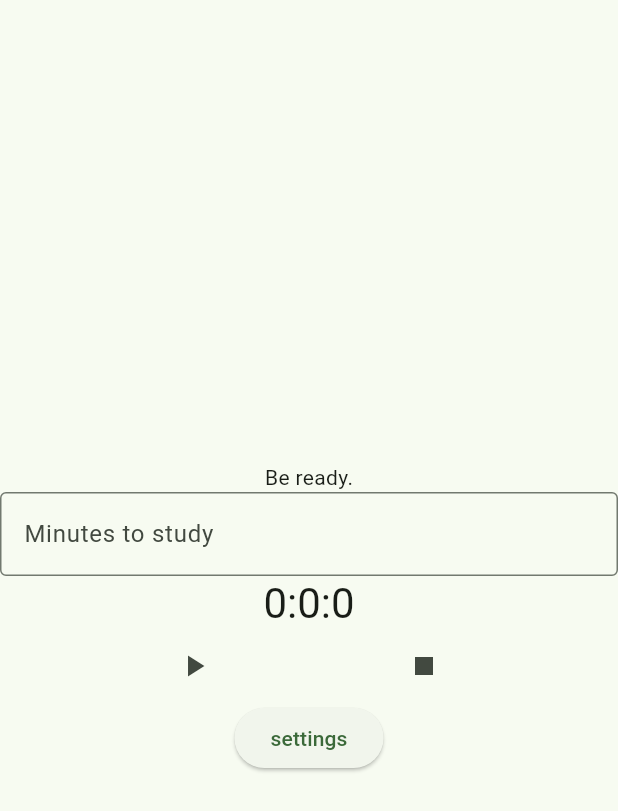
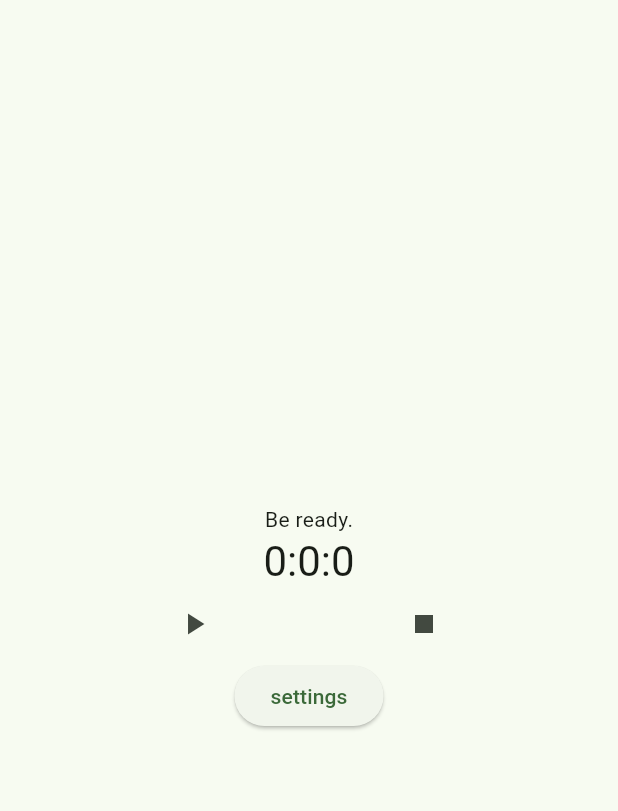
Before and after one commit to bbaransahin/hourglass, a Flutter app: the screen it shows after launch, after a tap on the "stop" icon, on a phone screen of 412 x 824 dp. Shown: the top 811 px of the screen. Run offline on Flutter 3.47's test engine with Material 3 defaults, Android fonts, the phone set to English and light mode, and no system bars; our stand-ins replace firebase_core; accounts and stored records are empty.

```diff
--- /dev/null
+++ b/hourglass/lib/globals.dart
@@ -0,0 +1,4 @@
+import 'package:flutter/material.dart';
+
+final studyTimeController = TextEditingController();
+final breakTimeController = TextEditingController();
--- a/hourglass/lib/main.dart
+++ b/hourglass/lib/main.dart
@@ -2,6 +2,7 @@ import 'package:flutter/material.dart';
 import 'dart:async';
 
 import 'settings_page.dart';
+import 'globals.dart';
 
 ///import 'package:firebase_core/firebase_core.dart';
 
@@ -16,12 +17,12 @@ class MyApp extends StatelessWidget {
   @override
   Widget build(BuildContext context) {
     return MaterialApp(
-      title: 'Flutter Demo',
+      title: 'hourglass',
       theme: ThemeData(
         colorScheme: ColorScheme.fromSeed(seedColor: Colors.green),
         useMaterial3: true,
       ),
-      home: const MyHomePage(title: 'Flutter Demo Home Page'),
+      home: const MyHomePage(title: 'Hourglass Home Page'),
     );
   }
 }
@@ -39,7 +40,6 @@ class _MyHomePageState extends State<MyHomePage> {
   int _hours = 0;
   int _minutes = 0;
   int _seconds = 0;
-  final minutesController = TextEditingController();
   Timer? matimer;
   bool isTicking = false;
   String status = "Be ready.";
@@ -47,11 +47,6 @@ class _MyHomePageState extends State<MyHomePage> {
 
   void settingsButtonPressed() {
     Navigator.push(context, MaterialPageRoute(builder: (context) => SettingsPage()),);
-  }
-
-  void dispose() {
-    minutesController.dispose();
-    super.dispose();
   }
 
   void _playButtonPressed() {
@@ -64,8 +59,8 @@ class _MyHomePageState extends State<MyHomePage> {
 
   void _resetTimer() {
     setState(() {
-        _hours = int.parse(minutesController.text)~/60;
-        _minutes = int.parse(minutesController.text)%60;
+        _hours = int.parse(studyTimeController.text)~/60;
+        _minutes = int.parse(studyTimeController.text)%60;
         _seconds = 0;
     });
     _stopTimer();
@@ -75,8 +70,8 @@ class _MyHomePageState extends State<MyHomePage> {
     if (!isTicking) {
         setState(() {
             if (_hours == 0 && _minutes == 0 && _seconds == 0) {
-                _hours = int.parse(minutesController.text)~/60;
-                _minutes = int.parse(minutesController.text)%60;
+                _hours = int.parse(studyTimeController.text)~/60;
+                _minutes = int.parse(studyTimeController.text)%60;
                 _seconds = 0;
             }
             status = "Stay focused!";
@@ -126,13 +121,6 @@ class _MyHomePageState extends State<MyHomePage> {
             Text(
               '$status',
             ),
-            TextField(
-              controller: minutesController,
-              decoration: InputDecoration(
-                border: OutlineInputBorder(),
-                hintText: 'Minutes to study',
-              ),
-            ),
             Text(
               '$_hours:$_minutes:$_seconds',
               style: Theme.of(context).textTheme.headlineMedium,
```
Also changed, not shown: hourglass/lib/settings_page.dart (+21 -1 lines).
